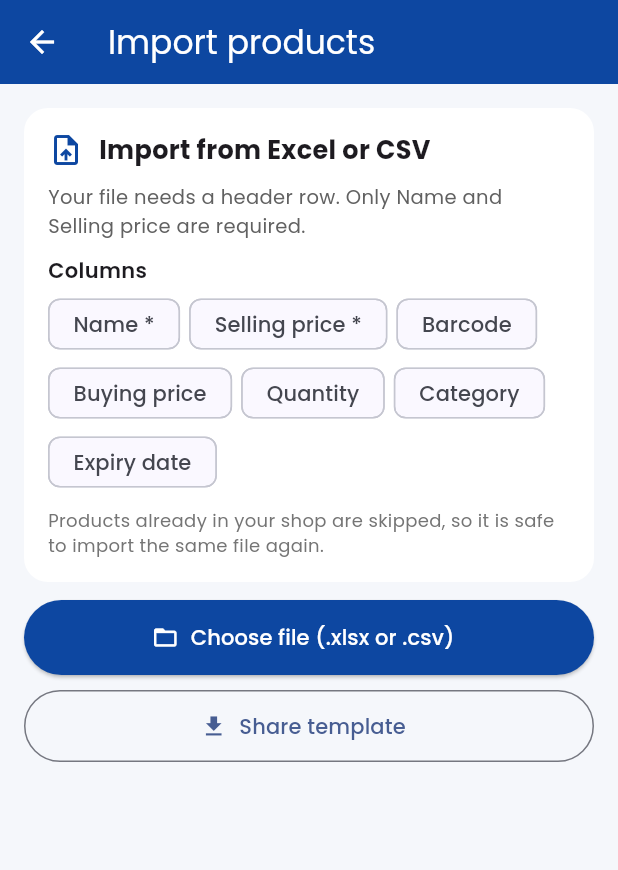
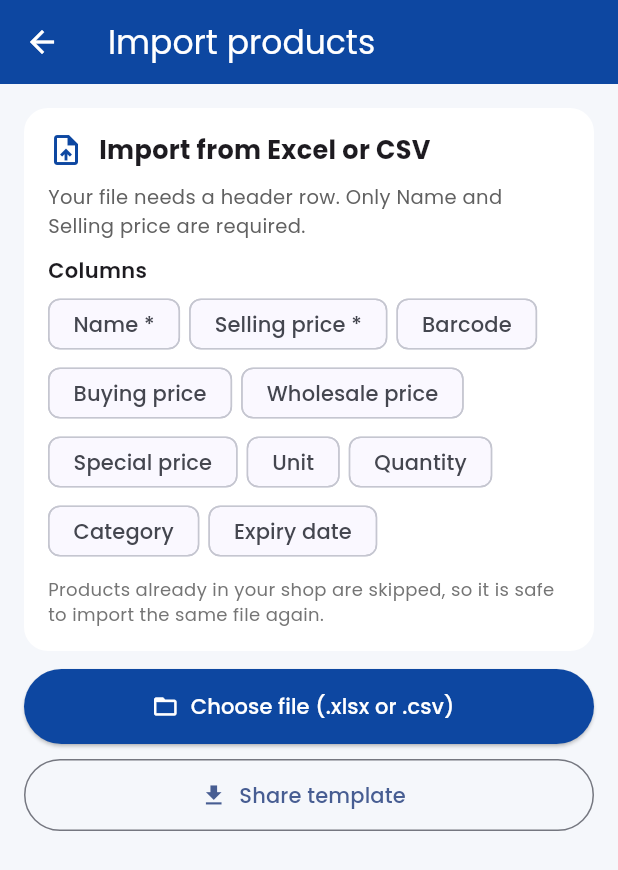
Before and after one commit to jimmyurl/smart-mauzo, a Flutter app: the ImportProductsScreen screen opened directly, on a phone screen of 412 x 824 dp. Shown: the top 870 px of the screen. Run offline on Flutter 3.47's test engine with Material 3 defaults, Android fonts, the phone set to English and light mode, and no system bars; our stand-ins replace connectivity_plus, file_picker, google_fonts, pdf, printing, share_plus and 3 more; missing offline and left inert: flutter_barcode_scanner, mobile_scanner; accounts and stored records are empty; network calls fail.

Commit message:
updated prices

```diff
--- a/lib/screens/import_products_screen.dart
+++ b/lib/screens/import_products_screen.dart
@@ -200,6 +200,9 @@ class _ImportProductsScreenState extends State<ImportProductsScreen> {
       'Selling price *',
       'Barcode',
       'Buying price',
+      'Wholesale price',
+      'Special price',
+      'Unit',
       'Quantity',
       'Category',
       'Expiry date',
--- a/lib/services/app_language.dart
+++ b/lib/services/app_language.dart
@@ -160,6 +160,34 @@ const Map<String, String> _sw = {
   'Last reminder': 'Kumbusho la mwisho',
   'No reminder sent yet': 'Bado hujatuma kumbusho',
   'Share...': 'Tuma...',
+  'Retail': 'Rejareja',
+  'Wholesale': 'Jumla',
+  'Special': 'Maalum',
+  'Prices': 'Bei',
+  'piece': 'kimoja',
+  'Prices & units': 'Bei na vipimo',
+  'Edit prices & units': 'Hariri bei na vipimo',
+  'Product name': 'Jina la bidhaa',
+  'Retail price': 'Bei ya rejareja',
+  'Buying price': 'Bei ya kununua',
+  'Wholesale price': 'Bei ya jumla',
+  'Special price (e.g. contractor)': 'Bei maalum (mfano fundi)',
+  'Leave a price empty to use the retail price.': 'Acha bei wazi kutumia bei ya rejareja.',
+  'Unit name (e.g. tablet, bag)': 'Jina la kipimo (mfano kidonge, mfuko)',
+  'Pack units': 'Vipimo vikubwa',
+  'Stock is counted in the unit above. A pack unit is a bigger unit that holds several of it.': 'Stoo inahesabiwa kwa kipimo cha juu. Kipimo kikubwa ni kile kinachobeba vipimo kadhaa vya hicho.',
+  'Add a pack unit': 'Ongeza kipimo kikubwa',
+  'Pack name (e.g. strip, box)': 'Jina la kifurushi (mfano karatasi, boksi)',
+  'How many': 'Ngapi',
+  'in one pack?': 'kwenye kifurushi kimoja?',
+  'Retail price of one pack (empty = retail price x size)': 'Bei ya rejareja ya kifurushi kimoja (tupu = bei ya rejareja x idadi)',
+  'Enter a valid price': 'Weka bei sahihi',
+  'Pack size must be 2 or more': 'Idadi ya kifurushi lazima iwe 2 au zaidi',
+  'This pack name is already used': 'Jina hili la kifurushi limeshatumika',
+  'Saved': 'Imehifadhiwa',
+  'Card / Online works with retail prices and single items only.': 'Kadi / Mtandaoni inafanya kazi na bei za rejareja na bidhaa moja moja tu.',
+  'Invalid wholesale price': 'Bei ya jumla si sahihi',
+  'Invalid special price': 'Bei maalum si sahihi',
   'Import products': 'Ingiza bidhaa',
   'Import from Excel': 'Ingiza kutoka Excel',
   'Import from Excel or CSV': 'Ingiza kutoka Excel au CSV',
```
